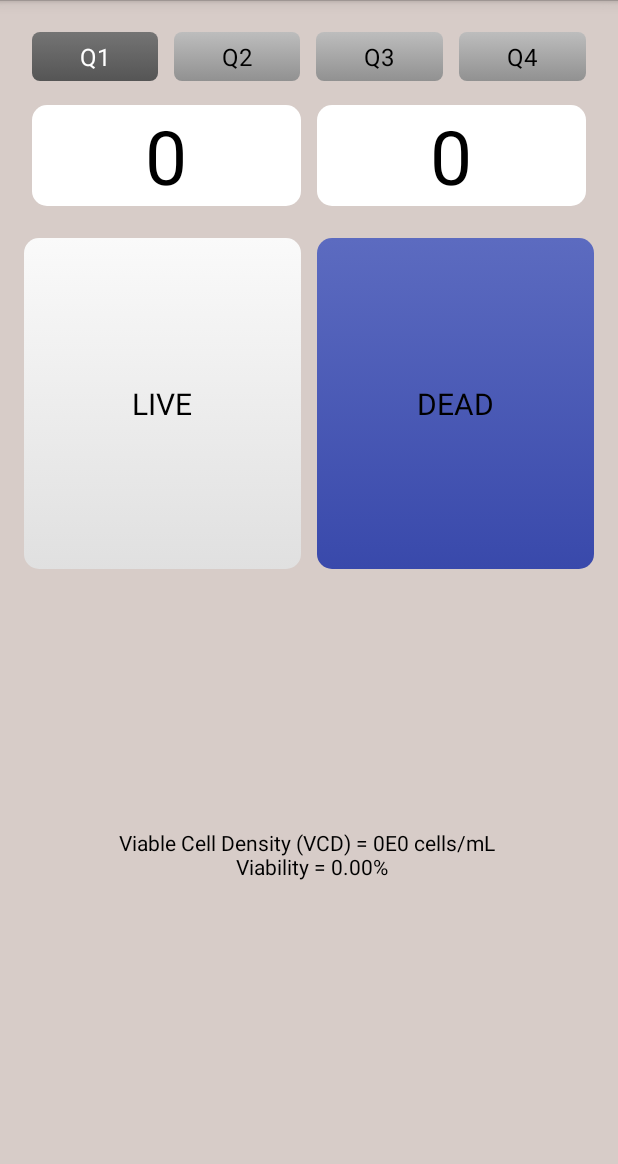
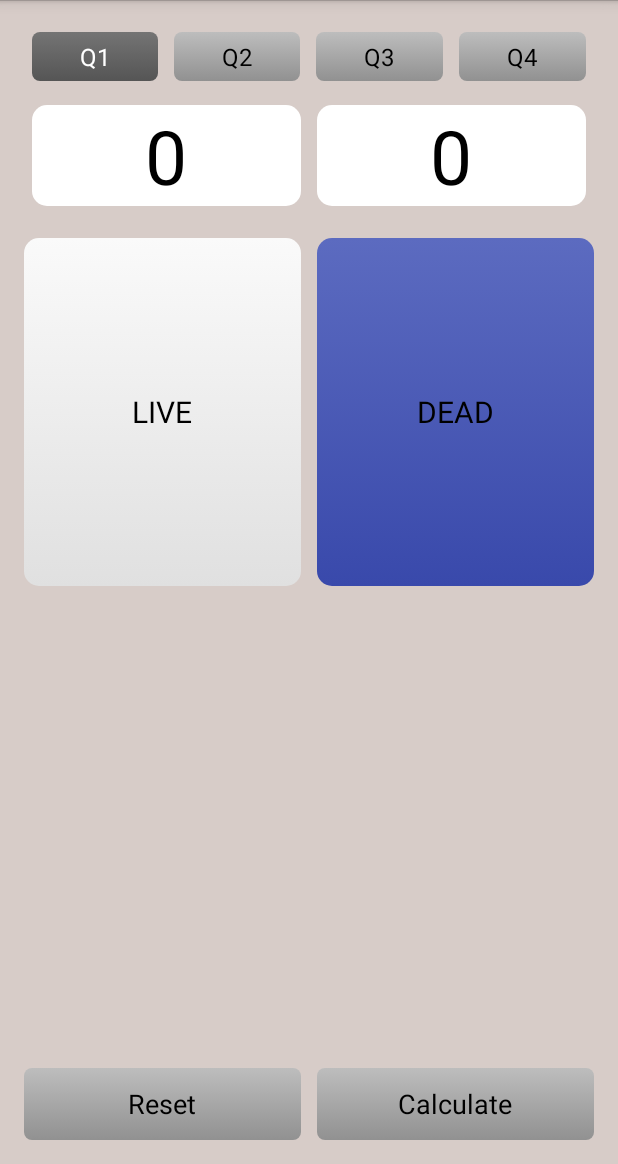
Before and after one commit to Maecenas49/LiveDeadCounter, an Android app: the screen it shows after launch (LiveDeadCounterActivity), on a phone screen of 412 x 824 dp, the part 72-1236 px from its top. Run offline under Robolectric (Android 15) with nearby library versions, the phone set to English and light mode, and no system bars.

Commit message:
Added rest and calculate buttons. Programmed reset button. Created calculation results dialog fragment, still need to finish passing through results data to display.

```diff
--- a/app/src/main/java/com/computing/millenium/springers/livedeadcounter/LiveDeadCounterActivity.java
+++ b/app/src/main/java/com/computing/millenium/springers/livedeadcounter/LiveDeadCounterActivity.java
@@ -19,7 +19,6 @@ public class LiveDeadCounterActivity extends FragmentActivity {
     @Override
     public boolean onCreateOptionsMenu(Menu menu) {
         // Inflate the menu; this adds items to the action bar if it is present.
-        getMenuInflater().inflate(R.menu.menu_live_dead_counter, menu);
         return true;
     }
 
--- a/app/src/main/java/com/computing/millenium/springers/livedeadcounter/LiveDeadCounterActivityFragment.java
+++ b/app/src/main/java/com/computing/millenium/springers/livedeadcounter/LiveDeadCounterActivityFragment.java
@@ -1,11 +1,15 @@
 package com.computing.millenium.springers.livedeadcounter;
 
+import android.app.FragmentManager;
 import android.content.Context;
+import android.content.Intent;
 import android.os.Vibrator;
 import android.support.v4.app.Fragment;
 import android.os.Bundle;
-import android.util.Log;
 import android.view.LayoutInflater;
+import android.view.Menu;
+import android.view.MenuInflater;
+import android.view.MenuItem;
 import android.view.View;
 import android.view.ViewGroup;
 import android.widget.Button;
@@ -17,7 +21,7 @@ import java.text.NumberFormat;
 
 public class LiveDeadCounterActivityFragment extends Fragment {
 
-    //TODO:Implement total counts class
+    //Implement total counts class
     private int mDilution;
     private int mQ1LiveCount;
     private int mQ1DeadCount;
@@ -27,10 +31,19 @@ public class LiveDeadCounterActivityFragment extends Fragment {
     private RadioButton mQ3Button;
     private RadioButton mQ4Button;
 
+    private Button mLiveCounter;
+    private Button mDeadCounter;
+    private Button mResetButton;
+    private Button mCalculateButton;
+
+    private TextView mDeadCountTextView;
+    private TextView mLiveCountTextView;
+
     private TotalCount mTotalCount;
     private float mViableCellDensity;
     private float mViability;
 
+    private static final String DIALOG_RESULTS = "results";
     private final String TAG = "LiveDeadCounterFragment";
 
     public LiveDeadCounterActivityFragment() {
@@ -52,43 +65,36 @@ public class LiveDeadCounterActivityFragment extends Fragment {
         final Vibrator vibrator = (Vibrator) getActivity().getSystemService(Context.VIBRATOR_SERVICE);
 
         //Get Textviews associated with counts and set to initial count
-        final TextView liveCountTextView = (TextView) v.findViewById(R.id.liveTextView);
-        final TextView deadCountTextView = (TextView) v.findViewById(R.id.deadTextView);
-        liveCountTextView.setText(Integer.toString(mQ1LiveCount));
-        deadCountTextView.setText(Integer.toString(mQ1DeadCount));
-
-        //Set calculations results text view and update to current counts
-        final TextView calculationTextView = (TextView) v.findViewById(R.id.calculation_text_view);
-        calculateAndUpdate(calculationTextView);
+        mLiveCountTextView = (TextView) v.findViewById(R.id.liveTextView);
+        mDeadCountTextView = (TextView) v.findViewById(R.id.deadTextView);
+        mLiveCountTextView.setText(Integer.toString(mQ1LiveCount));
+        mDeadCountTextView.setText(Integer.toString(mQ1DeadCount));
 
         //Set live counter button with haptic feedback and calculation update on each click
-        Button liveCounter = (Button) v.findViewById(R.id.liveButton);
-        liveCounter.setOnClickListener(new View.OnClickListener() {
+        mLiveCounter = (Button) v.findViewById(R.id.liveButton);
+        mLiveCounter.setOnClickListener(new View.OnClickListener() {
             @Override
             public void onClick(View v) {
                 vibrator.vibrate(20);
                 QuadrantCount activeCount = getActiveQuadrant();
-                if (activeCount != null){
+                if (activeCount != null) {
                     activeCount.incrementLiveCount();
                 }
-
-                liveCountTextView.setText(Integer.toString(activeCount.getLiveCount()));
-                calculateAndUpdate(calculationTextView);
+                updateLiveDeadText();
             }
         });
 
         //Set dead counter button with haptic feedback and calculation update on each click
-        Button deadCounter = (Button) v.findViewById(R.id.deadButton);
-        deadCounter.setOnClickListener(new View.OnClickListener() {
+        mDeadCounter = (Button) v.findViewById(R.id.deadButton);
+        mDeadCounter.setOnClickListener(new View.OnClickListener() {
             @Override
             public void onClick(View v) {
                 vibrator.vibrate(20);
                 QuadrantCount activeCount = getActiveQuadrant();
-                if (activeCount != null){
+                if (activeCount != null) {
                     activeCount.incrementDeadCount();
                 }
-                deadCountTextView.setText(Integer.toString(activeCount.getDeadCount()));
-                calculateAndUpdate(calculationTextView);
+                updateLiveDeadText();
             }
         });
 
@@ -115,8 +121,8 @@ public class LiveDeadCounterActivityFragment extends Fragment {
                         Q4Count.setActivated(true);
                 }
                 QuadrantCount activeCount = getActiveQuadrant();
-                deadCountTextView.setText(Integer.toString(activeCount.getDeadCount()));
-                liveCountTextView.setText(Integer.toString(activeCount.getLiveCount()));
+                mDeadCountTextView.setText(Integer.toString(activeCount.getDeadCount()));
+                mLiveCountTextView.setText(Integer.toString(activeCount.getLiveCount()));
             }
         };
 
@@ -131,28 +137,40 @@ public class LiveDeadCounterActivityFragment extends Fragment {
         mQ4Button = (RadioButton) v.findViewById(R.id.quadrant_four_button);
         mQ4Button.setOnClickListener(quadClickListener);
 
+        mResetButton = (Button)v.findViewById(R.id.resetButton);
+        mResetButton.setOnClickListener(new View.OnClickListener() {
+            @Override
+            public void onClick(View v) {
+                vibrator.vibrate(20);
+                getActiveQuadrant().reset();
+                updateLiveDeadText();
+            }
+        });
+
+        mCalculateButton = (Button)v.findViewById(R.id.calculateButton);
+        mCalculateButton.setOnClickListener(new View.OnClickListener() {
+            @Override
+            public void onClick(View v) {
+                vibrator.vibrate(20);
+                FragmentManager fm = getActivity().getFragmentManager();
+                CalculationResultsFragment dialog = new CalculationResultsFragment();
+                dialog.show(fm, DIALOG_RESULTS);
+            }
+        });
+
         return v;
     }
 
 
     private void calculateAndUpdate(TextView calcView) {
-        calculate();
+        //calculate();
         String calcText = getString(R.string.vcd_text);
         NumberFormat formatter = new DecimalFormat("0.##E0");
 
         calcView.setText(String.format(calcText, formatter.format(mViableCellDensity), mViability));
     }
 
-    private void calculate() {
-        if (mQ1DeadCount == 0 & mQ1LiveCount == 0) {
-            mViability = 0;
-            mViableCellDensity = 0;
-        } else {
-            mViability = (float) mQ1LiveCount / (mQ1LiveCount + mQ1DeadCount) * 100;
-            mViableCellDensity = (float) mQ1LiveCount * 10000 * (1 + (mDilution / 100f));
-        }
-    }
-
+    //Return which quadrant is currently active
     private QuadrantCount getActiveQuadrant(){
         if (mQ1Button.isChecked()) return mTotalCount.getQ1Count();
         if (mQ2Button.isChecked()) return mTotalCount.getQ2Count();
@@ -165,5 +183,35 @@ public class LiveDeadCounterActivityFragment extends Fragment {
     public void onCreate(Bundle savedInstanceState) {
         super.onCreate(savedInstanceState);
         setRetainInstance(true);
+        setHasOptionsMenu(true);
+    }
+
+    @Override
+    public void onCreateOptionsMenu(Menu menu, MenuInflater inflater) {
+        super.onCreateOptionsMenu(menu, inflater);
+        inflater.inflate(R.menu.menu_live_dead_counter, menu);
+    }
+
+    @Override
+    public boolean onOptionsItemSelected(MenuItem item) {
+        switch (item.getItemId()){
+            case R.id.clear_all_settings:
+                //Clear all quadrants and reset to quadrant 1
+                mQ1Button.setChecked(true);
+                mQ2Button.setTextColor(getResources().getColor(R.color.quadButtonInactiveText));
+                mQ3Button.setTextColor(getResources().getColor(R.color.quadButtonInactiveText));
+                mQ4Button.setTextColor(getResources().getColor(R.color.quadButtonInactiveText));
+                mTotalCount.resetCounts();
+                updateLiveDeadText();
+                return true;
+            default:
+                return super.onOptionsItemSelected(item);
+        }
+    }
+
+    private void updateLiveDeadText(){
+        QuadrantCount activeCount = getActiveQuadrant();
+        mDeadCountTextView.setText(Integer.toString(activeCount.getDeadCount()));
+        mLiveCountTextView.setText(Integer.toString(activeCount.getLiveCount()));
     }
 }
--- a/app/src/main/java/com/computing/millenium/springers/livedeadcounter/QuadrantCount.java
+++ b/app/src/main/java/com/computing/millenium/springers/livedeadcounter/QuadrantCount.java
@@ -44,4 +44,9 @@ public class QuadrantCount {
     public void incrementDeadCount(){
         mDeadCount++;
     }
+
+    public void reset(){
+        setDeadCount(0);
+        setLiveCount(0);
+    }
 }
--- /dev/null
+++ b/app/src/main/res/drawable/reset_calculate_button.xml
@@ -0,0 +1,7 @@
+<?xml version="1.0" encoding="utf-8"?>
+<selector xmlns:android="http://schemas.android.com/apk/res/android">
+    <item android:state_pressed="false"
+        android:drawable="@drawable/reset_calculate_button_normal"/>
+    <item android:state_pressed="true"
+        android:drawable="@drawable/reset_calculate_button_pressed"/>
+</selector>
--- /dev/null
+++ b/app/src/main/res/drawable/reset_calculate_button_normal.xml
@@ -0,0 +1,9 @@
+<?xml version="1.0" encoding="utf-8"?>
+<shape xmlns:android="http://schemas.android.com/apk/res/android">
+    <corners android:radius="5dp"/>
+    <gradient
+        android:angle="270"
+        android:startColor="@color/quadButtonStart"
+        android:endColor="@color/quadButtonEnd"/>
+
+</shape>
--- /dev/null
+++ b/app/src/main/res/drawable/reset_calculate_button_pressed.xml
@@ -0,0 +1,9 @@
+<?xml version="1.0" encoding="utf-8"?>
+<shape xmlns:android="http://schemas.android.com/apk/res/android">
+    <corners android:radius="5dp"/>
+    <gradient
+        android:angle="90"
+        android:startColor="@color/quadButtonStart"
+        android:endColor="@color/quadButtonEnd"/>
+
+</shape>
--- a/app/src/main/res/layout/fragment_live_dead_counter.xml
+++ b/app/src/main/res/layout/fragment_live_dead_counter.xml
@@ -44,7 +44,7 @@
         android:layout_weight="0"
         android:layout_marginBottom="16dp">
         <TextView
-            android:layout_width="wrap_content"
+            android:layout_width="0dp"
             android:layout_height="wrap_content"
             android:layout_weight="0"
             android:layout_margin="5dp"
@@ -56,7 +56,7 @@
             android:textColor="#000000"
             android:id="@+id/liveTextView" />
         <TextView
-            android:layout_width="wrap_content"
+            android:layout_width="0dp"
             android:layout_height="wrap_content"
             android:layout_weight="0"
             android:textSize="50dp"
@@ -76,7 +76,7 @@
         android:layout_weight="1">
 
         <Button
-            android:layout_width="wrap_content"
+            android:layout_width="0dp"
             android:layout_height="fill_parent"
             android:textSize="20dp"
             android:text="LIVE"
@@ -86,7 +86,7 @@
             android:layout_gravity="bottom"/>
 
         <Button
-            android:layout_width="wrap_content"
+            android:layout_width="0dp"
             android:layout_height="fill_parent"
             android:textSize="20dp"
             android:text="DEAD"
@@ -96,12 +96,29 @@
             android:layout_gravity="bottom" />
     </TableRow>
 
-    <TextView
-        android:id="@+id/calculation_text_view"
+    <LinearLayout
         android:layout_width="fill_parent"
-        android:layout_height="wrap_content"
+        android:layout_height="0dp"
         android:layout_weight="2"
-        android:textColor="#000000"
-        android:gravity="center" />
+        android:orientation="horizontal"
+        android:gravity="bottom" >
+        <Button
+            android:id="@+id/resetButton"
+            android:layout_width="0dp"
+            android:layout_height="wrap_content"
+            android:layout_weight="1"
+            android:layout_marginRight="5dp"
+            android:background="@drawable/reset_calculate_button"
+            android:text="@string/reset_text"/>
+        <Button
+            android:id="@+id/calculateButton"
+            android:layout_width="0dp"
+            android:layout_height="wrap_content"
+            android:layout_weight="1"
+            android:layout_marginLeft="5dp"
+            android:background="@drawable/reset_calculate_button"
+            android:text="@string/calculate_text"/>
+
+    </LinearLayout>
 
 </TableLayout>
--- a/app/src/main/res/menu/menu_live_dead_counter.xml
+++ b/app/src/main/res/menu/menu_live_dead_counter.xml
@@ -3,4 +3,6 @@
     xmlns:tools="http://schemas.android.com/tools" tools:context=".LiveDeadCounterActivity">
     <item android:id="@+id/action_settings" android:title="@string/action_settings"
         android:orderInCategory="100" app:showAsAction="never" />
+    <item android:id="@+id/clear_all_settings" android:title="@string/clear_all"
+          app:showAsAction="never"/>
 </menu>
--- a/app/src/main/res/values/colors.xml
+++ b/app/src/main/res/values/colors.xml
@@ -13,4 +13,5 @@
     <color name="primary">#A1887F</color>
     <color name="primaryDark">#6D4C41</color>
     <color name="actionbar_text">#FAFAFA</color>
+    <color name="quadButtonInactiveText">#000000</color>
 </resources>
--- a/app/src/main/res/values/strings.xml
+++ b/app/src/main/res/values/strings.xml
@@ -6,4 +6,9 @@
     <string name="Q2Text">Q2</string>
     <string name="Q3Text">Q3</string>
     <string name="Q4Text">Q4</string>
+    <string name="clear_all">Clear All</string>
+    <string name="reset_text">Reset</string>
+    <string name="calculate_text">Calculate</string>
+    <string name="results_title">Results</string>
+    <string name="save">Save</string>
 </resources>
```
Also changed, not shown: app/src/main/java/com/computing/millenium/springers/livedeadcounter/CalculationResultsFragment.java (added, +44 -0 lines), app/src/main/java/com/computing/millenium/springers/livedeadcounter/TotalCount.java (+62 -0 lines), app/src/main/res/layout/dialog_results.xml (added, +9 -0 lines).
